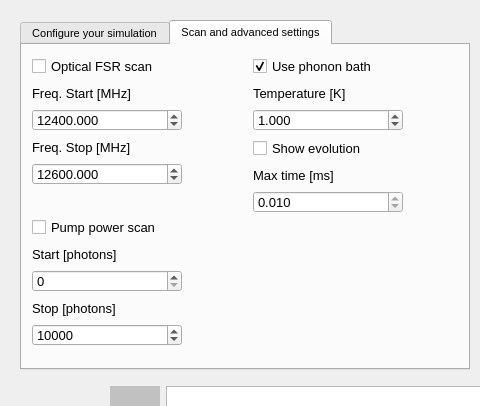
This is simulator_UI.ui in DavideTomasella/sciqis_QCOA as Qt 5 draws it before an edit; both pictures show x 0 to 480 and y 0 to 406 of the 1030 by 859 pixel window. The edited form follows.
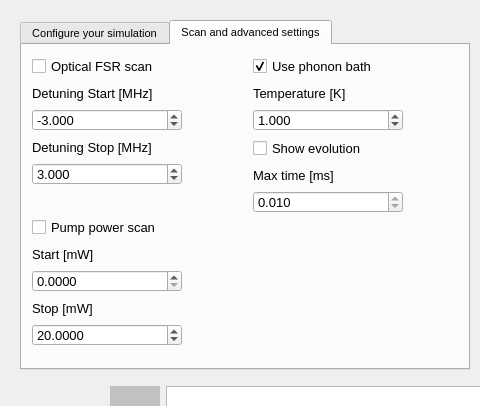
This is the edited form. The open tabs and pages were chosen to show the change. Custom widgets are drawn as their Qt base class.

The edit to the form file:
```diff
--- a/simulator_UI.ui
+++ b/simulator_UI.ui
@@ -892,7 +892,7 @@
                   </font>
                  </property>
                  <property name="text">
-                  <string>Freq. Start [MHz]</string>
+                  <string>Detuning Start [MHz]</string>
                  </property>
                 </widget>
                </item>
@@ -924,11 +924,17 @@
                  <property name="decimals">
                   <number>3</number>
                  </property>
+                 <property name="minimum">
+                  <double>-100.000000000000000</double>
+                 </property>
                  <property name="maximum">
-                  <double>20000.000000000000000</double>
+                  <double>100.000000000000000</double>
+                 </property>
+                 <property name="singleStep">
+                  <double>0.100000000000000</double>
                  </property>
                  <property name="value">
-                  <double>12400.000000000000000</double>
+                  <double>-3.000000000000000</double>
                  </property>
                 </widget>
                </item>
@@ -952,7 +958,7 @@
                   </font>
                  </property>
                  <property name="text">
-                  <string>Freq. Stop [MHz]</string>
+                  <string>Detuning Stop [MHz]</string>
                  </property>
                 </widget>
                </item>
@@ -984,11 +990,17 @@
                  <property name="decimals">
                   <number>3</number>
                  </property>
+                 <property name="minimum">
+                  <double>-100.000000000000000</double>
+                 </property>
                  <property name="maximum">
-                  <double>20000.000000000000000</double>
+                  <double>100.000000000000000</double>
+                 </property>
+                 <property name="singleStep">
+                  <double>0.100000000000000</double>
                  </property>
                  <property name="value">
-                  <double>12600.000000000000000</double>
+                  <double>3.000000000000000</double>
                  </property>
                 </widget>
                </item>
@@ -1067,12 +1079,12 @@
                   </font>
                  </property>
                  <property name="text">
-                  <string>Start [photons]</string>
+                  <string>Start [mW]</string>
                  </property>
                 </widget>
                </item>
                <item>
-                <widget class="QSpinBox" name="C_P_start_n">
+                <widget class="QDoubleSpinBox" name="C_P_start_mW">
                  <property name="sizePolicy">
                   <sizepolicy hsizetype="Fixed" vsizetype="Fixed">
                    <horstretch>0</horstretch>
@@ -1096,11 +1108,17 @@
                    <pointsize>10</pointsize>
                   </font>
                  </property>
+                 <property name="decimals">
+                  <number>4</number>
+                 </property>
+                 <property name="minimum">
+                  <double>0.000000000000000</double>
+                 </property>
                  <property name="maximum">
-                  <number>100000</number>
+                  <double>1000.000000000000000</double>
                  </property>
                  <property name="value">
-                  <number>0</number>
+                  <double>0.000000000000000</double>
                  </property>
                 </widget>
                </item>
@@ -1124,12 +1142,12 @@
                   </font>
                  </property>
                  <property name="text">
-                  <string>Stop [photons]</string>
+                  <string>Stop [mW]</string>
                  </property>
                 </widget>
                </item>
                <item>
-                <widget class="QSpinBox" name="C_P_stop_n">
+                <widget class="QDoubleSpinBox" name="C_P_stop_mW">
                  <property name="sizePolicy">
                   <sizepolicy hsizetype="Fixed" vsizetype="Fixed">
                    <horstretch>0</horstretch>
@@ -1153,17 +1171,17 @@
                    <pointsize>10</pointsize>
                   </font>
                  </property>
-                 <property name="specialValueText">
-                  <string/>
+                 <property name="decimals">
+                  <number>4</number>
                  </property>
                  <property name="minimum">
-                  <number>1</number>
+                  <double>0.000000000000000</double>
                  </property>
                  <property name="maximum">
-                  <number>100000</number>
+                  <double>1000.000000000000000</double>
                  </property>
                  <property name="value">
-                  <number>10000</number>
+                  <double>20.000000000000000</double>
                  </property>
                 </widget>
                </item>
```
Left out of the diff: 46 changed lines with no effect on the pictures.
